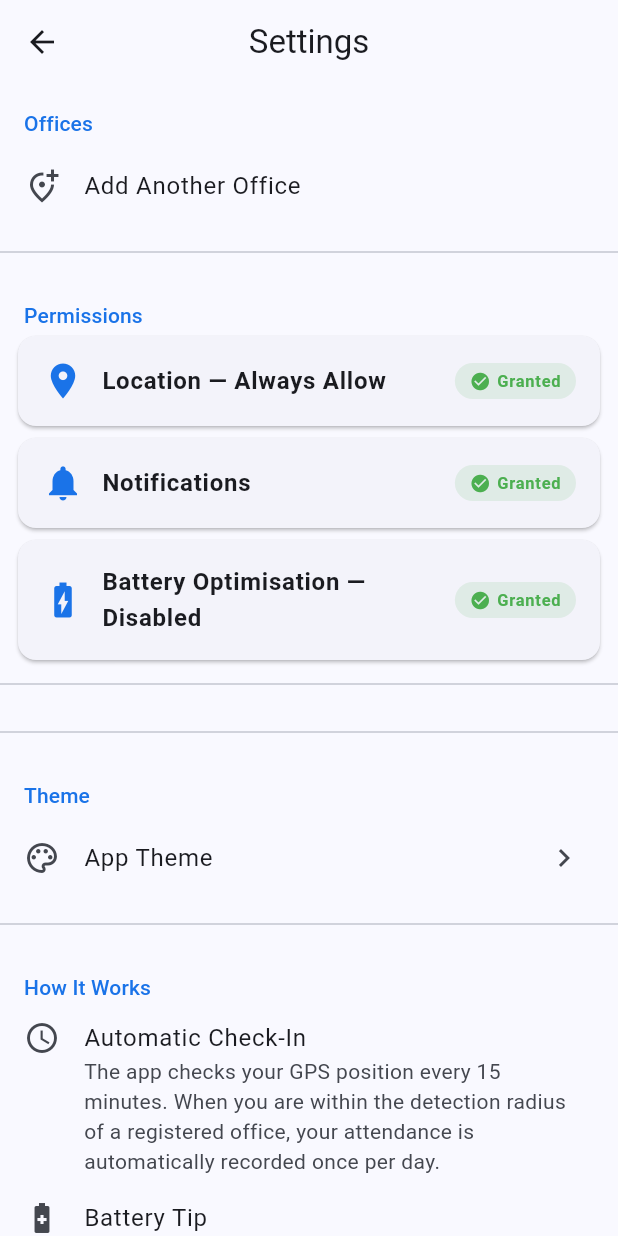
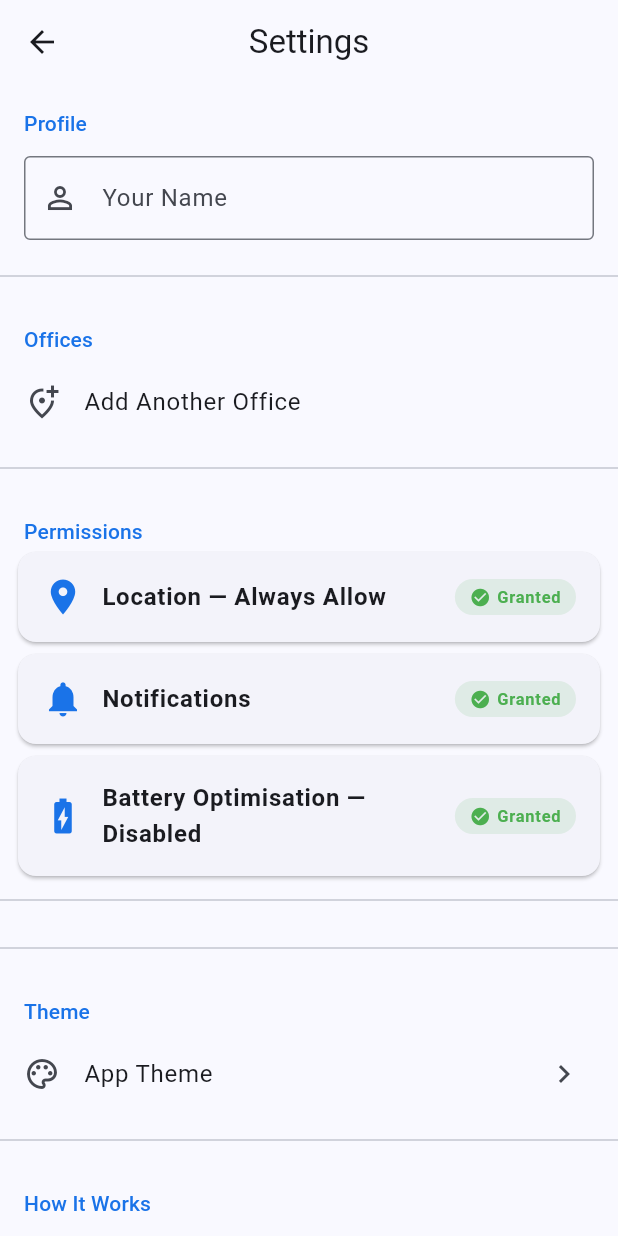
Before and after one commit to ryandam9/attendance-register, a Flutter app: the screen it shows after launch, after a tap on the "settings" icon, on a phone screen of 412 x 824 dp. Run offline on Flutter 3.47's test engine with Material 3 defaults, Android fonts, the phone set to English and light mode, and no system bars; our stand-ins replace flutter_local_notifications, flutter_riverpod, geocoding, geolocator, permission_handler, sqflite and 1 more; missing offline and left inert: workmanager; accounts and stored records are empty; statements that could not run were skipped.

Commit message:
Use user's name in attendance notifications
- Add userName to SettingsState (persisted under key 'user_name')
- Add setUserName() to SettingsNotifier
- Add 'Your Name' text field in Settings > Profile section so the user
  can set their name once
- Background geo check-in reads 'user_name' from DB and passes it to
  the notification (falls back to 'there' if not set)
- Notification body is now: 'Hey {name}, your attendance at office has
  been recorded for {date}.'

https://claude.ai/code/session_01L3fy32DchhKqzEGQkXeY9Q

```diff
--- a/lib/providers/settings_provider.dart
+++ b/lib/providers/settings_provider.dart
@@ -8,22 +8,26 @@ import '../themes/bird_themes.dart';
 class SettingsState {
   final FinancialYearStart financialYearStart;
   final String themeId;
+  final String userName;
   final bool loaded;
 
   const SettingsState({
     this.financialYearStart = FinancialYearStart.january,
     this.themeId = 'default',
+    this.userName = '',
     this.loaded = false,
   });
 
   SettingsState copyWith({
     FinancialYearStart? financialYearStart,
     String? themeId,
+    String? userName,
     bool? loaded,
   }) =>
       SettingsState(
         financialYearStart: financialYearStart ?? this.financialYearStart,
         themeId: themeId ?? this.themeId,
+        userName: userName ?? this.userName,
         loaded: loaded ?? this.loaded,
       );
 
@@ -33,6 +37,7 @@ class SettingsState {
 class SettingsNotifier extends Notifier<SettingsState> {
   static const _fyStartKey = 'financial_year_start';
   static const _themeKey = 'theme_id';
+  static const _userNameKey = 'user_name';
 
   @override
   SettingsState build() {
@@ -43,9 +48,11 @@ class SettingsNotifier extends Notifier<SettingsState> {
   Future<void> _load() async {
     final fyStart = await DatabaseService.instance.getSetting(_fyStartKey);
     final themeId = await DatabaseService.instance.getSetting(_themeKey);
+    final userName = await DatabaseService.instance.getSetting(_userNameKey);
     state = SettingsState(
       financialYearStart: FinancialYearStart.fromName(fyStart),
       themeId: themeId ?? 'default',
+      userName: userName ?? '',
       loaded: true,
     );
   }
@@ -59,6 +66,11 @@ class SettingsNotifier extends Notifier<SettingsState> {
     state = state.copyWith(themeId: id, loaded: true);
     await DatabaseService.instance.setSetting(_themeKey, id);
   }
+
+  Future<void> setUserName(String name) async {
+    state = state.copyWith(userName: name, loaded: true);
+    await DatabaseService.instance.setSetting(_userNameKey, name);
+  }
 }
 
 final settingsProvider =
--- a/lib/screens/settings_screen.dart
+++ b/lib/screens/settings_screen.dart
@@ -8,6 +8,7 @@ import '../helpers/route_helper.dart';
 import '../models/office_location.dart';
 import '../providers/attendance_provider.dart';
 import '../providers/office_provider.dart';
+import '../providers/settings_provider.dart';
 import '../providers/special_day_provider.dart';
 import '../services/app_settings_service.dart';
 import '../services/database_service.dart';
@@ -27,6 +28,9 @@ class SettingsScreen extends ConsumerWidget {
       appBar: AppBar(title: const Text('Settings')),
       body: ListView(
         children: [
+          const _SectionLabel('Profile'),
+          const _NameSection(),
+          const Divider(height: 32),
           const _SectionLabel('Offices'),
           ...officeState.offices.map(
             (o) => _OfficeTile(
@@ -463,6 +467,48 @@ class _PermCard extends StatelessWidget {
 }
 
 
+class _NameSection extends ConsumerStatefulWidget {
+  const _NameSection();
+
+  @override
+  ConsumerState<_NameSection> createState() => _NameSectionState();
+}
+
+class _NameSectionState extends ConsumerState<_NameSection> {
+  late final TextEditingController _ctrl;
+
+  @override
+  void initState() {
+    super.initState();
+    _ctrl = TextEditingController(text: ref.read(settingsProvider).userName);
+  }
+
+  @override
+  void dispose() {
+    _ctrl.dispose();
+    super.dispose();
+  }
+
+  @override
+  Widget build(BuildContext context) {
+    return Padding(
+      padding: const EdgeInsets.fromLTRB(16, 8, 16, 8),
+      child: TextField(
+        controller: _ctrl,
+        decoration: const InputDecoration(
+          labelText: 'Your Name',
+          hintText: 'Used in attendance notifications',
+          border: OutlineInputBorder(),
+          prefixIcon: Icon(Icons.person_outline),
+        ),
+        textCapitalization: TextCapitalization.words,
+        onSubmitted: (v) =>
+            ref.read(settingsProvider.notifier).setUserName(v.trim()),
+      ),
+    );
+  }
+}
+
 class _OfficeTile extends StatelessWidget {
   final OfficeLocation office;
   final VoidCallback onEdit;
--- a/lib/services/location_service.dart
+++ b/lib/services/location_service.dart
@@ -145,7 +145,11 @@ class LocationService {
         );
         if (id != null && id > 0) {
           final displayDate = DateFormat('d MMM yyyy').format(DateTime.now());
-          await NotificationService.instance.showAttendanceRecorded(office.name, displayDate);
+          final userName = await db.getSetting('user_name');
+          await NotificationService.instance.showAttendanceRecorded(
+            userName != null && userName.isNotEmpty ? userName : 'there',
+            displayDate,
+          );
         }
       }
     }
--- a/lib/services/notification_service.dart
+++ b/lib/services/notification_service.dart
@@ -18,11 +18,11 @@ class NotificationService {
     );
   }
 
-  Future<void> showAttendanceRecorded(String officeName, String date) async {
+  Future<void> showAttendanceRecorded(String name, String date) async {
     await _plugin.show(
       id: 0,
       title: 'Attendance Recorded ✓',
-      body: 'Hey $officeName, your attendance at office has been recorded for $date.',
+      body: 'Hey $name, your attendance at office has been recorded for $date.',
       notificationDetails: const NotificationDetails(
         android: AndroidNotificationDetails(
           'attendance_channel',
```
